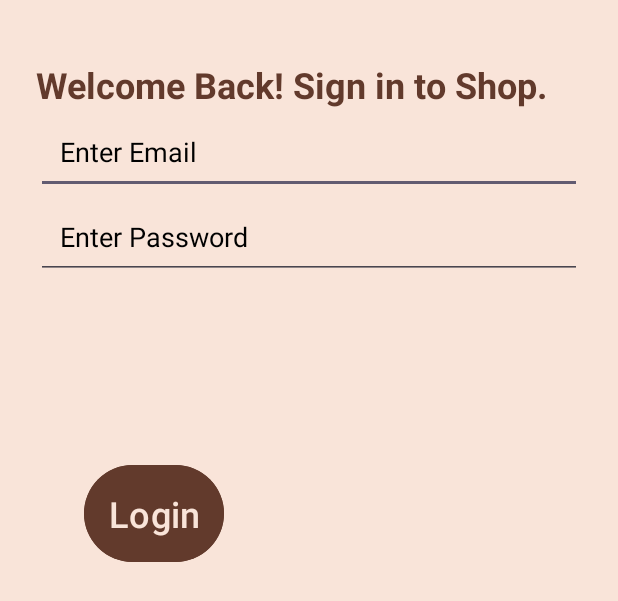
After one commit to sibby-killer/online-shopping, an Android app: the layout activity_login2.xml on its own in the app's theme, with its tools: preview values and no code run, on a phone screen of 412 x 824 dp. The commit adds this screen. Shown: the top 601 px of the screen. Run offline under Robolectric (Android 15) with nearby library versions, the phone set to English and light mode, and no system bars.

Commit message:
updated registration

```diff
--- a/app/src/main/AndroidManifest.xml
+++ b/app/src/main/AndroidManifest.xml
@@ -19,7 +19,7 @@
             android:name=".Shopping"
             android:exported="false" />
         <activity
-            android:name=".Login"
+            android:name=".Register"
             android:exported="false" />
         <activity
             android:name=".MainActivity"
--- a/app/src/main/java/com/example/onlineshopping/MainActivity.java
+++ b/app/src/main/java/com/example/onlineshopping/MainActivity.java
@@ -5,11 +5,7 @@ import android.os.Bundle;
 import android.view.View;
 import android.widget.Toast;
 
-import androidx.activity.EdgeToEdge;
 import androidx.appcompat.app.AppCompatActivity;
-import androidx.core.graphics.Insets;
-import androidx.core.view.ViewCompat;
-import androidx.core.view.WindowInsetsCompat;
 
 public class MainActivity extends AppCompatActivity {
 
@@ -20,7 +16,7 @@ public class MainActivity extends AppCompatActivity {
     }
     public void Login(View view){
         Toast.makeText(getApplicationContext(), "Profile Clicked", Toast.LENGTH_SHORT).show();
-        Intent intent = new Intent(getApplicationContext(),Login.class);
+        Intent intent = new Intent(getApplicationContext(), Register.class);
         startActivity(intent);
     }
 }
--- /dev/null
+++ b/app/src/main/res/layout/activity_login2.xml
@@ -0,0 +1,71 @@
+<?xml version="1.0" encoding="utf-8"?>
+<LinearLayout
+    xmlns:android="http://schemas.android.com/apk/res/android"
+    xmlns:tools="http://schemas.android.com/tools"
+    android:id="@+id/main"
+    android:layout_width="match_parent"
+    android:layout_height="match_parent"
+    android:background="#F9E4D9"
+    android:orientation="vertical"
+    android:padding="24dp"
+    tools:context=".LoginActivity">
+
+    <LinearLayout
+        android:layout_width="match_parent"
+        android:layout_height="wrap_content">
+        <TextView
+            android:layout_width="wrap_content"
+            android:layout_height="wrap_content"
+            android:layout_marginTop="16sp"
+            android:gravity="center"
+            android:text="Welcome Back! Sign in to Shop."
+            android:textColor="#623A2C"
+            android:textSize="24sp"
+            android:textStyle="bold" />
+    </LinearLayout>
+
+    <LinearLayout
+        android:layout_width="match_parent"
+        android:layout_height="wrap_content"
+        android:orientation="vertical">
+
+        <EditText
+            android:id="@+id/email"
+            android:layout_width="match_parent"
+            android:layout_height="wrap_content"
+            android:hint="Enter Email"
+            android:inputType="textEmailAddress"
+            android:padding="16dp"
+            android:textColor="@color/black"
+            android:textColorHint="@color/black" />
+
+        <EditText
+            android:id="@+id/password"
+            android:layout_width="match_parent"
+            android:layout_height="wrap_content"
+            android:hint="Enter Password"
+            android:inputType="textPassword"
+            android:padding="16dp"
+            android:textColor="@color/black"
+            android:textColorHint="@color/black" />
+    </LinearLayout>
+
+    <LinearLayout
+        android:layout_width="wrap_content"
+        android:layout_height="wrap_content"
+        android:layout_marginTop="120dp"
+        android:orientation="horizontal">
+
+        <Button
+            android:id="@+id/loginBtn"
+            android:layout_width="wrap_content"
+            android:layout_height="wrap_content"
+            android:layout_marginLeft="32dp"
+            android:layout_marginRight="16dp"
+            android:backgroundTint="#623A2C"
+            android:padding="16dp"
+            android:text="Login"
+            android:textColor="#F9E4D9"
+            android:textSize="24sp" />
+    </LinearLayout>
+</LinearLayout>
--- a/app/src/main/res/layout/activity_login.xml
+++ b/app/src/main/res/layout/activity_register.xml
@@ -8,7 +8,7 @@
     android:layout_height="match_parent"
     android:orientation="vertical"
     android:background="#F9E4D9"
-    tools:context=".Login">
+    tools:context=".Register">
     <LinearLayout
         android:layout_width="match_parent"
         android:layout_height="wrap_content">
--- a/build.gradle.kts
+++ b/build.gradle.kts
@@ -1,4 +1,5 @@
 // Top-level build file where you can add configuration options common to all sub-projects/modules.
 plugins {
     alias(libs.plugins.android.application) apply false
+    alias(libs.plugins.google.gms.google.services) apply false
 }
--- a/gradle/libs.versions.toml
+++ b/gradle/libs.versions.toml
@@ -1,5 +1,5 @@
 [versions]
-agp = "8.10.0"
+agp = "8.10.1"
 junit = "4.13.2"
 junitVersion = "1.2.1"
 espressoCore = "3.6.1"
@@ -7,6 +7,8 @@ appcompat = "1.7.0"
 material = "1.12.0"
 activity = "1.10.1"
 constraintlayout = "2.2.1"
+googleGmsGoogleServices = "4.4.2"
+firebaseAuth = "23.2.1"
 
 [libraries]
 junit = { group = "junit", name = "junit", version.ref = "junit" }
@@ -16,6 +18,8 @@ appcompat = { group = "androidx.appcompat", name = "appcompat", version.ref = "a
 material = { group = "com.google.android.material", name = "material", version.ref = "material" }
 activity = { group = "androidx.activity", name = "activity", version.ref = "activity" }
 constraintlayout = { group = "androidx.constraintlayout", name = "constraintlayout", version.ref = "constraintlayout" }
+firebase-auth = { group = "com.google.firebase", name = "firebase-auth", version.ref = "firebaseAuth" }
 
 [plugins]
 android-application = { id = "com.android.application", version.ref = "agp" }
+google-gms-google-services = { id = "com.google.gms.google-services", version.ref = "googleGmsGoogleServices" }
```
Also changed, not shown: app/src/main/java/com/example/onlineshopping/LoginActivity.java (added, +49 -0 lines), app/src/main/java/com/example/onlineshopping/Register.java (renamed from app/src/main/java/com/example/onlineshopping/Login.java, +2 -6 lines), app/src/main/res/layout/activity_shopping.xml (+1 -8 lines), 1 other file.
